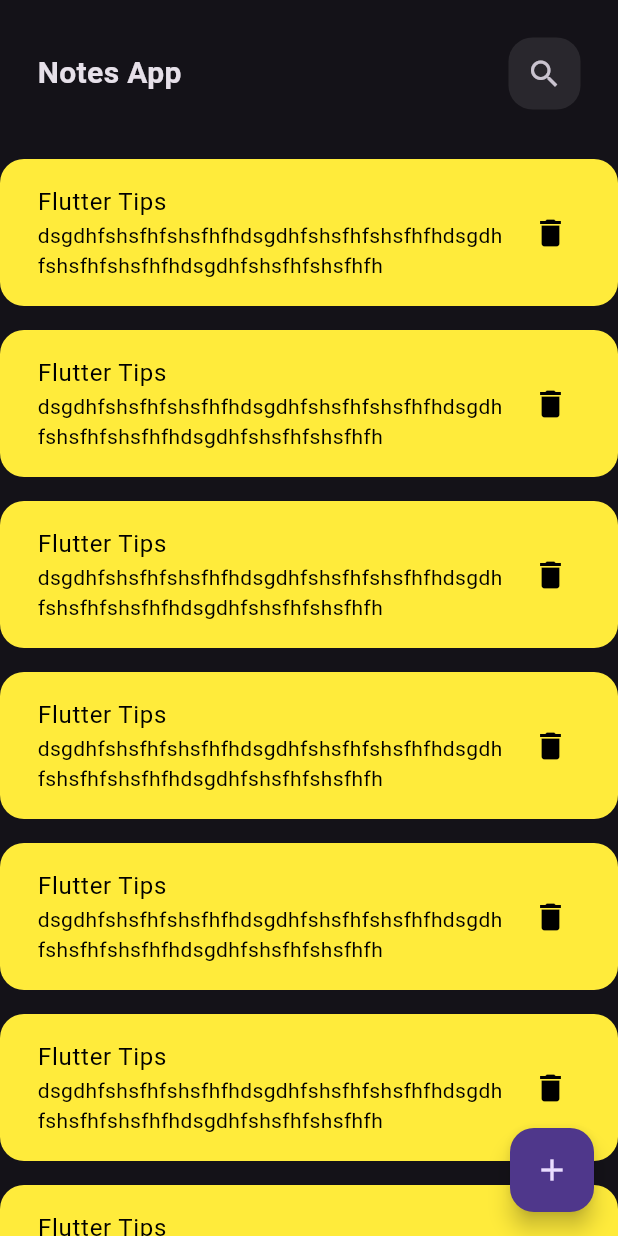
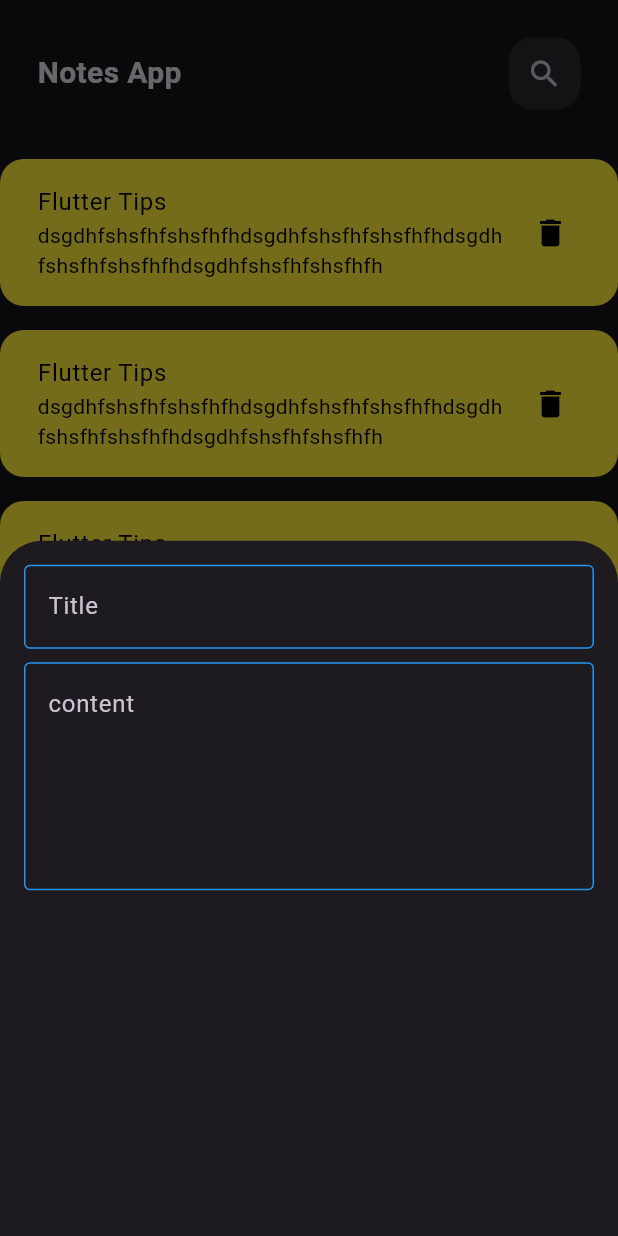
Before and after one commit to khaledelnagdy10/notes_app, a Flutter app: the screen it shows after launch, after a tap on the "add" icon, on a phone screen of 412 x 824 dp. Run offline on Flutter 3.47's test engine with Material 3 defaults, Android fonts, the phone set to English and light mode, and no system bars.

Commit message:
custom TextField

```diff
--- a/lib/views/home_view.dart
+++ b/lib/views/home_view.dart
@@ -13,12 +13,12 @@ class HomeNotesView extends StatelessWidget {
           showModalBottomSheet(
               context: context,
               builder: (context) {
-                return AddNoteBottomSheet();
+                return const AddNoteBottomSheet();
               });
         },
-        child: IconButton(onPressed: () {}, icon: Icon(Icons.add)),
+        child: Icon(Icons.add),
       ),
-      body: NotesViewBody(),
+      body: const NotesViewBody(),
     );
   }
 }
--- a/lib/widgets/add_note_bottom_sheet.dart
+++ b/lib/widgets/add_note_bottom_sheet.dart
@@ -1,10 +1,28 @@
 import 'package:flutter/material.dart';
+import 'package:not/widgets/custom_text_field.dart';
 
 class AddNoteBottomSheet extends StatelessWidget {
   const AddNoteBottomSheet({super.key});
 
   @override
   Widget build(BuildContext context) {
-    return Container();
+    return Padding(
+      padding: const EdgeInsets.symmetric(vertical: 16, horizontal: 16),
+      child: Column(
+        children: [
+          CustomTextField(
+            hintText: 'Title',
+            maxLines: 1,
+          ),
+          SizedBox(
+            height: 9,
+          ),
+          CustomTextField(
+            hintText: 'content',
+            maxLines: 5,
+          ),
+        ],
+      ),
+    );
   }
 }
--- /dev/null
+++ b/lib/widgets/custom_text_field.dart
@@ -0,0 +1,23 @@
+import 'package:flutter/material.dart';
+
+class CustomTextField extends StatelessWidget {
+  CustomTextField({super.key, required this.hintText, required this.maxLines});
+
+  final String hintText;
+  final int maxLines;
+  @override
+  Widget build(BuildContext context) {
+    return TextField(
+      maxLines: maxLines,
+      decoration: InputDecoration(
+        hintText: hintText,
+        enabledBorder: OutlineInputBorder(
+          borderSide: BorderSide(color: Colors.blue),
+        ),
+        focusedBorder: OutlineInputBorder(
+          borderSide: BorderSide(color: Colors.blue),
+        ),
+      ),
+    );
+  }
+}
```
